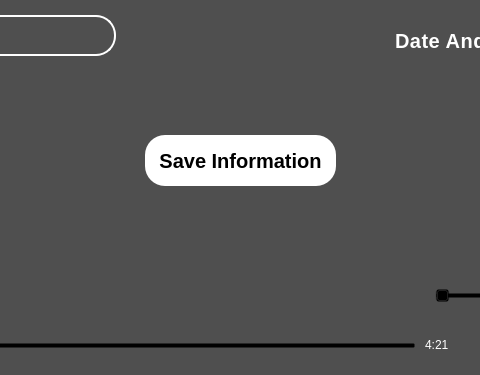
Above: ui/home.ui from RonneyJR/python-app before the change; both pictures show x 365 to 845 and y 345 to 720 of the 1080 by 720 pixel window. Below: the same form after it.
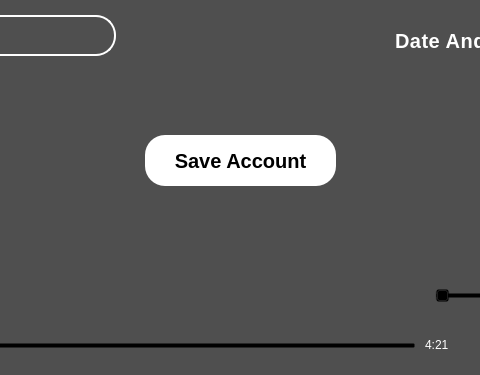
That is the form after the change. Icons and pictures are not drawn.

```diff
--- a/ui/home.ui
+++ b/ui/home.ui
@@ -763,7 +763,7 @@
     font-size: 20px;</string>
      </property>
      <property name="text">
-      <string>Save Information</string>
+      <string>Save Account</string>
      </property>
     </widget>
     <widget class="QLabel" name="label_60">
```
Left out of the diff: 2 changed lines with no effect on the pictures.
